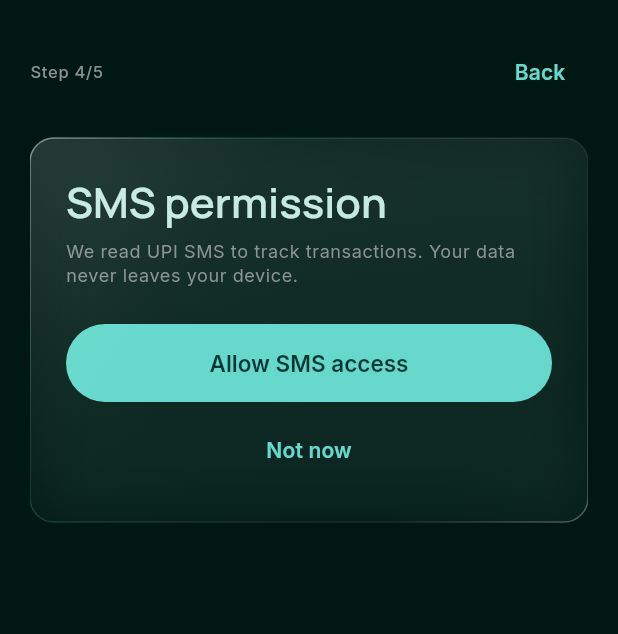
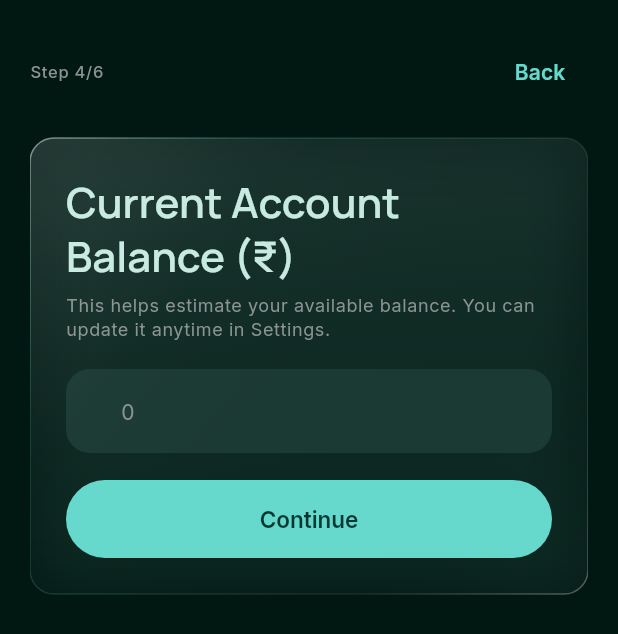
Before and after one commit to Kropout/Purze-app, a Flutter app: the screen it shows after launch, swiped to page 4, on a phone screen of 412 x 824 dp. Shown: the top 634 px of the screen. Run offline on Flutter 3.47's test engine with Material 3 defaults, Android fonts, the phone set to English and light mode, and no system bars; our stand-ins replace fl_chart, flutter_riverpod, google_fonts, hive, hive_flutter, permission_handler; accounts and stored records are empty.

Commit message:
Added estimated balance widget

```diff
--- a/lib/core/constants/app_constants.dart
+++ b/lib/core/constants/app_constants.dart
@@ -17,6 +17,7 @@
   static const String accentColorKey = 'accentColor';
   static const String currencySymbolKey = 'currencySymbol';
   static const String hasOnboardedKey = 'hasOnboarded';
+  static const String startingBalanceKey = 'startingBalance';
 
   // Validation limits
   static const int maxNameLength = 20;
--- a/lib/presentation/screens/onboarding_screen.dart
+++ b/lib/presentation/screens/onboarding_screen.dart
@@ -1,5 +1,6 @@
 import 'package:flutter/material.dart';
 import 'package:flutter/services.dart';
+import 'dart:io' show Platform;
 import 'package:flutter_riverpod/flutter_riverpod.dart';
 import 'package:permission_handler/permission_handler.dart';
 
@@ -24,6 +25,7 @@
   final _nameController = TextEditingController();
   final _phoneController = TextEditingController();
   final _budgetController = TextEditingController();
+  final _startingBalanceController = TextEditingController();
 
   int _step = 0;
   bool _requestingSms = false;
@@ -43,6 +45,9 @@
     _budgetController.text = mbDouble <= 0 ? '' : mbDouble.toStringAsFixed(0);
 
     _accentColorValue = ref.read(accentColorValueProvider);
+
+    final sb = ref.read(startingBalanceProvider);
+    _startingBalanceController.text = sb <= 0 ? '' : sb.toStringAsFixed(0);
   }
 
   @override
@@ -51,11 +56,12 @@
     _nameController.dispose();
     _phoneController.dispose();
     _budgetController.dispose();
+    _startingBalanceController.dispose();
     super.dispose();
   }
 
   Future<void> _goNext() async {
-    final next = (_step + 1).clamp(0, 4);
+    final next = (_step + 1).clamp(0, 5);
     await _pageController.animateToPage(
       next,
       duration: const Duration(milliseconds: 280),
@@ -64,7 +70,7 @@
   }
 
   Future<void> _goBack() async {
-    final prev = (_step - 1).clamp(0, 4);
+    final prev = (_step - 1).clamp(0, 5);
     await _pageController.animateToPage(
       prev,
       duration: const Duration(milliseconds: 280),
@@ -119,9 +125,21 @@
     await ref.read(monthlyBudgetProvider.notifier).setBudget(value);
   }
 
+  Future<void> _saveStartingBalance() async {
+    final raw = _startingBalanceController.text.replaceAll(',', '').trim();
+    final value = double.tryParse(raw) ?? 0;
+    await ref.read(startingBalanceProvider.notifier).setStartingBalance(value);
+  }
+
   Future<void> _requestSmsPermission({required bool allowSkip}) async {
     setState(() => _requestingSms = true);
     try {
+      // On web, skip permission request (SMS not applicable)
+      if (!Platform.isAndroid && !Platform.isIOS) {
+        if (mounted) await _goNext();
+        return;
+      }
+
       final status = await Permission.sms.request();
       if (status.isGranted) {
         if (mounted) await _goNext();
@@ -238,7 +256,7 @@
                 mainAxisAlignment: MainAxisAlignment.spaceBetween,
                 children: [
                   Text(
-                    'Step ${_step + 1}/5',
+                    'Step ${_step + 1}/6',
                     style: Theme.of(context).textTheme.labelSmall?.copyWith(
                           color: Theme.of(context).colorScheme.outline,
                         ),
@@ -411,7 +429,44 @@
                       ),
                     ),
 
-                    // 4) SMS permission
+                    // 4) Starting balance (Estimated available balance helper)
+                    _page(
+                      GlassCard(
+                        padding: const EdgeInsets.all(24),
+                        child: Column(
+                          mainAxisSize: MainAxisSize.min,
+                          crossAxisAlignment: CrossAxisAlignment.start,
+                          children: [
+                            _stepHeader(
+                              context,
+                              'Current Account Balance (₹)',
+                              'This helps estimate your available balance. You can update it anytime in Settings.',
+                            ),
+                            const SizedBox(height: 18),
+                            TextFormField(
+                              controller: _startingBalanceController,
+                              keyboardType: TextInputType.number,
+                              textInputAction: TextInputAction.done,
+                              validator: _validateBudget,
+                              decoration: InputDecoration(
+                                prefixText: '$currency ',
+                                hintText: '0',
+                              ),
+                            ),
+                            const SizedBox(height: 18),
+                            _primaryButton(
+                              label: 'Continue',
+                              onPressed: () async {
+                                await _saveStartingBalance();
+                                if (mounted) await _goNext();
+                              },
+                            ),
+                          ],
+                        ),
+                      ),
+                    ),
+
+                    // 5) SMS permission
                     _page(
                       GlassCard(
                         padding: const EdgeInsets.all(24),
```
Also changed, not shown: lib/presentation/providers/app_providers.dart (+48 -0 lines), lib/presentation/screens/home_screen.dart (+32 -2 lines), lib/presentation/screens/settings_screen.dart (+38 -0 lines).
